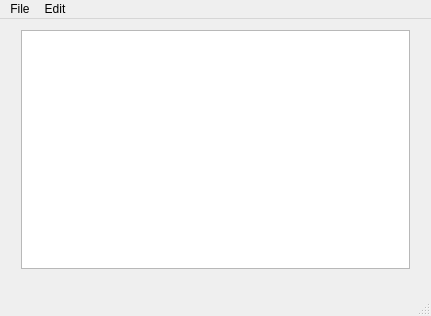
Above: mainwindow.ui from NecroMancer05/MyNotepad before the change. Below: the same form after it.
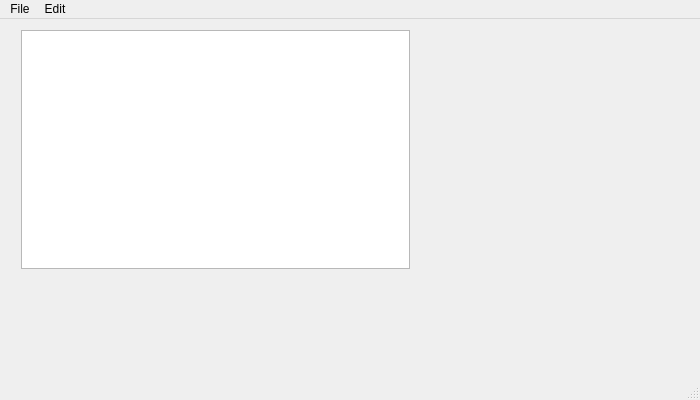
That is the form after the change.

```diff
--- a/mainwindow.ui
+++ b/mainwindow.ui
@@ -6,8 +6,8 @@
    <rect>
     <x>0</x>
     <y>0</y>
-    <width>431</width>
-    <height>316</height>
+    <width>700</width>
+    <height>400</height>
    </rect>
   </property>
   <property name="windowTitle">
@@ -35,7 +35,7 @@
     <rect>
      <x>0</x>
      <y>0</y>
-     <width>431</width>
+     <width>700</width>
      <height>21</height>
     </rect>
    </property>
```
Left out of the diff: 6 changed lines with no effect on the pictures.
